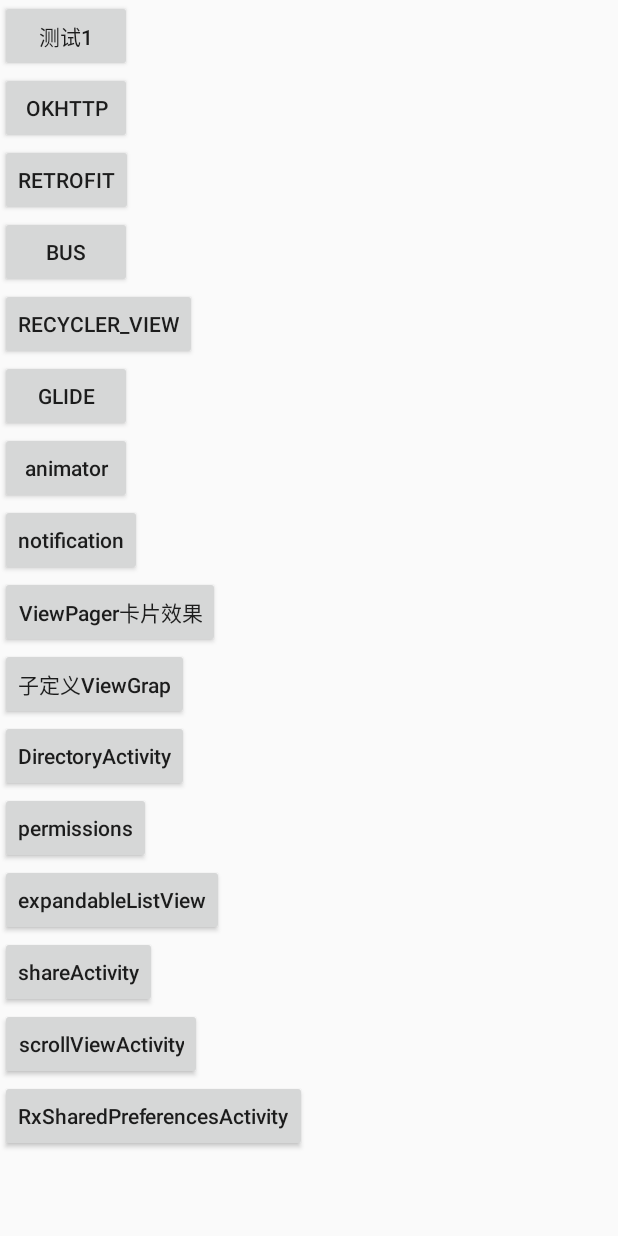
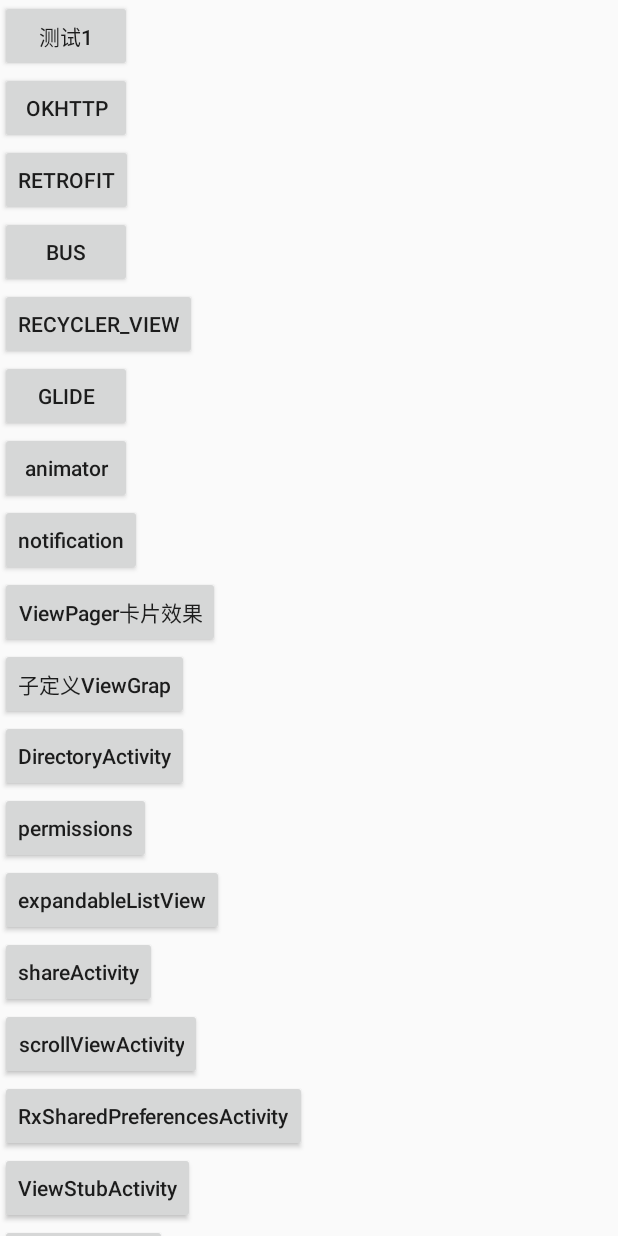
Before and after one commit to lixinxinlove/RxJavaDemo, an Android app: the screen it shows after launch (MainActivity), on a phone screen of 412 x 824 dp. Run offline under Robolectric (Android 15) with nearby library versions, the phone set to English and light mode, and no system bars; network calls fail.

Commit message:
添加 SQLite 的使用

```diff
--- a/app/build.gradle
+++ b/app/build.gradle
@@ -24,8 +24,8 @@ dependencies {
     androidTestCompile('com.android.support.test.espresso:espresso-core:2.2.2', {
         exclude group: 'com.android.support', module: 'support-annotations'
     })
+
     compile 'com.android.support:recyclerview-v7:25.0.0'
-
     compile 'com.android.support:recyclerview-v7:25.0.0'
     compile 'com.android.support:appcompat-v7:25.0.0'
     compile 'com.android.support.constraint:constraint-layout:1.0.2'
@@ -43,6 +43,7 @@ dependencies {
     compile 'com.tbruyelle.rxpermissions2:rxpermissions:0.9.4@aar'
     compile 'com.airbnb.android:lottie:1.0.1'
     compile 'com.wx.wheelview:wheelview:1.3.3'
+    compile 'com.android.support:support-v4:25.3.1'
     testCompile 'junit:junit:4.12'
     annotationProcessor 'com.github.bumptech.glide:compiler:4.1.1'
 }
--- a/app/src/main/AndroidManifest.xml
+++ b/app/src/main/AndroidManifest.xml
@@ -47,7 +47,9 @@
         <activity android:name=".activity.ExpandableListViewActivity" />
         <activity android:name=".activity.ShareActivity" />
         <activity android:name=".activity.ScrollViewActivity" />
-        <activity android:name=".activity.RxSharedPreferencesActivity"></activity>
+        <activity android:name=".activity.RxSharedPreferencesActivity" />
+        <activity android:name=".activity.ViewStubActivity" />
+        <activity android:name=".activity.SQLiteActivity"></activity>
     </application>
 
 </manifest>
--- a/app/src/main/java/com/love/rxjavademo/App.java
+++ b/app/src/main/java/com/love/rxjavademo/App.java
@@ -1,6 +1,8 @@
 package com.love.rxjavademo;
 
 import android.app.Application;
+
+import com.love.rxjavademo.db.DBHelper;
 
 
 /**
@@ -11,10 +13,19 @@ public class App extends Application {
 
     public static App app;
 
+    //数据库辅助类实例
+    private static DBHelper mDBHelper;
+
     @Override
     public void onCreate() {
         super.onCreate();
         app = this;
+        mDBHelper = new DBHelper(getApplicationContext());
+    }
+
+    //返回DBHelper实例，
+    public static DBHelper getmDBHelper(){
+        return mDBHelper;
     }
 
 }
--- /dev/null
+++ b/app/src/main/java/com/love/rxjavademo/db/DBHelper.java
@@ -0,0 +1,32 @@
+package com.love.rxjavademo.db;
+
+import android.content.Context;
+import android.database.sqlite.SQLiteDatabase;
+import android.database.sqlite.SQLiteOpenHelper;
+
+/**
+ * Created by android on 2017/11/14.
+ */
+
+public class DBHelper extends SQLiteOpenHelper {
+
+    //数据库名称
+    private static final String DBName = "study.db";
+    //数据库版本号
+    private static final int DBVersion = 1;
+
+
+    public DBHelper(Context context) {
+        super(context, DBName, null, DBVersion);
+    }
+
+    @Override
+    public void onCreate(SQLiteDatabase db) {
+        db.execSQL("CREATE TABLE study ( _id integer PRIMARY KEY AUTOINCREMENT NOT NULL, bookName varchar, bookDesc varchar)");
+    }
+
+    @Override
+    public void onUpgrade(SQLiteDatabase db, int oldVersion, int newVersion) {
+
+    }
+}
--- a/app/src/main/res/layout/activity_main.xml
+++ b/app/src/main/res/layout/activity_main.xml
@@ -115,5 +115,20 @@
             android:onClick="RxSharedPreferencesActivity"
             android:text="RxSharedPreferencesActivity"
             android:textAllCaps="false" />
+
+        <android.support.v7.widget.AppCompatButton
+            android:layout_width="wrap_content"
+            android:layout_height="wrap_content"
+            android:onClick="ViewStubActivity"
+            android:text="ViewStubActivity"
+            android:textAllCaps="false" />
+
+
+        <android.support.v7.widget.AppCompatButton
+            android:layout_width="wrap_content"
+            android:layout_height="wrap_content"
+            android:onClick="SQLiteActivity"
+            android:text="SQLiteActivity"
+            android:textAllCaps="false" />
     </LinearLayout>
 </ScrollView>
--- a/app/src/main/res/values/strings.xml
+++ b/app/src/main/res/values/strings.xml
@@ -1,3 +1,6 @@
 <resources>
     <string name="app_name">RxJavaDemo</string>
+
+    <!-- TODO: Remove or change this placeholder text -->
+    <string name="hello_blank_fragment">Hello blank fragment</string>
 </resources>
```
Also changed, not shown: app/src/main/java/com/love/rxjavademo/activity/MainActivity.java (+8 -1 lines), app/src/main/java/com/love/rxjavademo/activity/SQLiteActivity.java (added, +39 -0 lines), app/src/main/java/com/love/rxjavademo/activity/ViewStubActivity.java (added, +84 -0 lines), app/src/main/java/com/love/rxjavademo/fragment/MainFragment.java (added, +30 -0 lines), app/src/main/res/layout/activity_sqlite.xml (added, +9 -0 lines), app/src/main/res/layout/activity_view_stub.xml (added, +22 -0 lines), app/src/main/res/layout/fragment_main.xml (added, +13 -0 lines), app/src/main/res/layout/main_layout.xml (added, +13 -0 lines).
